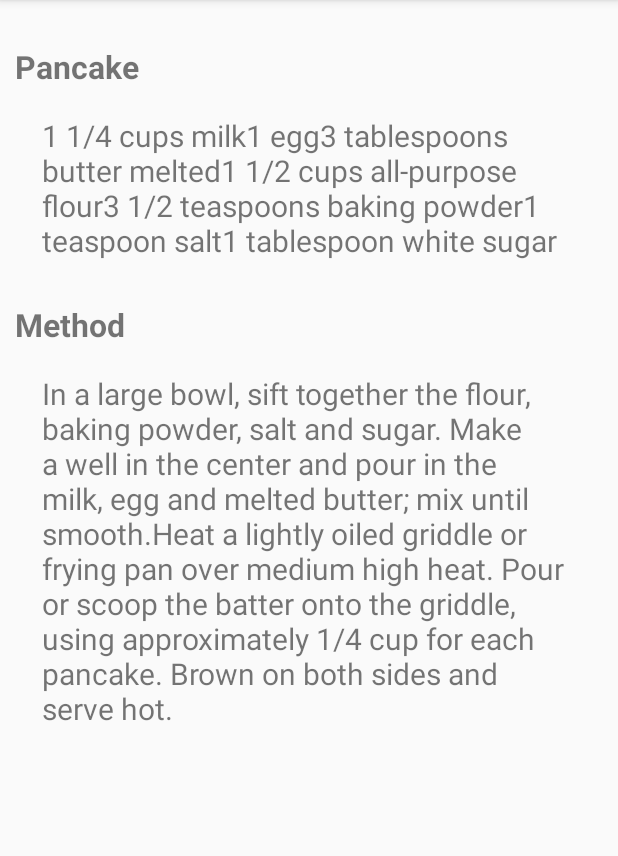
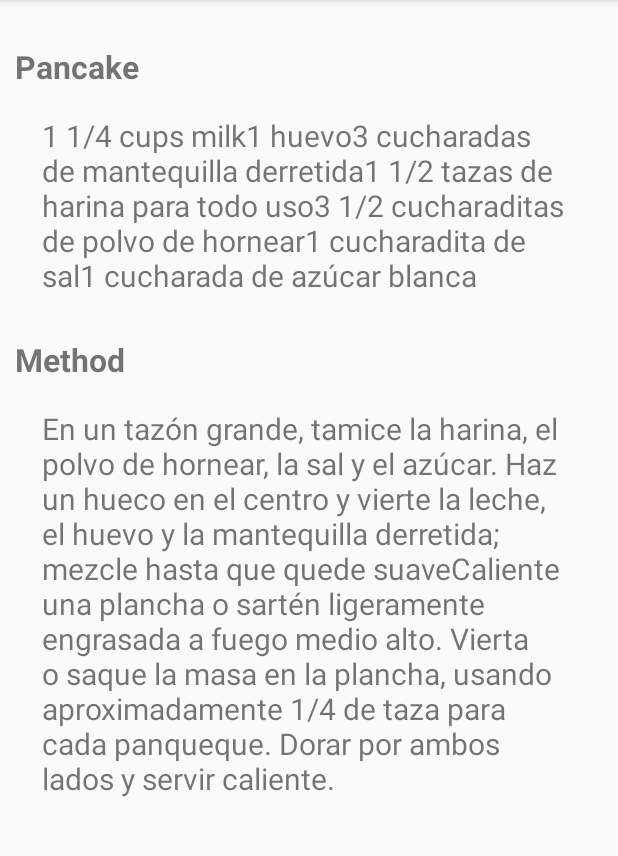
Before and after one commit to AndroidUOCProyect/RecipesApp, an Android app: the screen it shows after launch (RecipeActivity), after a tap on "Pancake", on a phone screen of 412 x 824 dp, the part 84-940 px from its top. Run offline under Robolectric (Android 15) with nearby library versions, the phone set to English and light mode, and no system bars; 2 other taps on this screen came first.

Commit message:
Update Recipe

```diff
--- a/app/src/main/java/com/example/recipe/MainActivity.java
+++ b/app/src/main/java/com/example/recipe/MainActivity.java
@@ -36,58 +36,58 @@ public class MainActivity extends AppCompatActivity {
                 "Chicken Roll es una deliciosa receta del norte de la India hecha con harina para todo uso, pollo salteado, yogur y una variedad de vegetales enrollados en paranthas. En los días que no quieras preparar una comida elaborada, este delicioso plato puede ser un salvador. Los rollos son bastante populares en toda la India y, a menudo, son el refrigerio favorito de la noche. El rollo de huevo, el rollo de kebab Kathi, el rollo de cordero, el rollo de paneer, el rollo de patata e incluso el rollo de pescado se encuentran entre sus muchas variaciones. Esta receta fácil de panecillos está hecha con pollo y tiene el inolvidable aroma de las especias indias. También puede utilizar sus parathas y chapatis sobrantes para hacer esta receta. Si no te gusta usar harina para todo uso o maida, también puedes hacerlo con harina integral. De hecho, se puede hacer incluso con restos de pollo. Lo único que tienes que asegurarte es que utilizas la cantidad adecuada de especias para que no se pierda el sabor. Fácil de empacar y transportar, también puede llevarlo a la oficina o prepararlo para picnics y excursiones de un día. ¡Una receta de rollo que debes probar para todos los amantes del pollo!\n",R.drawable.chicken_roll));
 
         recipes1.add(new Recipes("Donut","1 c. whole milk" +
-                "1/4 c. plus 1 tsp. granulated sugar, divided" +
-                "1 packet (or 2 1/4 tsp.) active dry yeast " +
-                "4 c. all-purpose flour, plus more if needed" +
-                "1/2 tsp. kosher salt" +
-                "6 tbsp. melted butter" +
-                "2 large eggs" +
-                "1/2 tsp. pure vanilla extract" +
-                "Canola or vegetable oil, for frying","Method","\n" +
-                "Grease a large bowl with cooking spray and set aside. In a small, microwave-safe bowl or glass measuring cup, add milk. Microwave until lukewarm, 40 seconds. Add a teaspoon of sugar and stir to dissolve, then sprinkle over yeast and let sit until frothy, about 8 minutes.\n" +
-                "Make glaze: In a large bowl, whisk together milk, powdered sugar, and vanilla until smooth. Set aside.\n" +
-                "Line a large baking sheet with paper towels. In a large dutch oven over medium heat, heat 2'' oil to 350°. Cook doughnuts, in batches, until deeply golden on both sides, about 1 minute per side. Holes will cook even faster!\n" +
-                "Transfer doughnuts to paper towel-lined baking sheet to drain and cool slightly. Dip into glaze, then place onto a cooling rack (or eat immediately!)",R.drawable.donut1));
-        recipes1.add(new Recipes("Dosa","3 cups rice" +
-                "1 cup urad daal (split, skinless black gram)" +
-                "3/4 teaspoon fenugreek seeds" +
-                "Salt (to taste)" +
-                "Vegetable / canola / sunflower cooking oil","Method",
-                "Wash the rice and urad daal well. Add the fenugreek seeds to the mix and fill enough water in the rice-daal bowl to cover them about 2-inch deep. Soak overnight.\n" +
-                "Put some cooking oil in a small bowl and keep ready. You will also need a bowl of ice cold water, a large, flat nonstick pan, 2 sheets of paper towel, a ladle, a spatula, and a basting brush.\n" +
-                "When the upper surface begins to look cooked (it will no longer look soft or runny), flip the dosa. By this time, ideally, the surface that was underneath should be light golden in color. Cook for 1 minute after flipping.\n" +
-                "The dosa is almost done. Fold it in half and allow to cook for 30 seconds more.",R.drawable.dosa1));
+                "1/4 taza más 1 cucharadita azúcar granulada, dividida" +
+                "1 paquete (o 2 1/4 cucharaditas) de levadura seca activa" +
+                "4 c. harina para todo uso, y más si es necesario" +
+                "1/2 cucharadita sal kosher" +
+                "6 cucharada mantequilla derretida" +
+                "2 huevos grandes" +
+                "1/2 cucharadita extracto puro de vainilla" +
+                "Aceite de canola o vegetal, para freír","Method","\n" +
+                "Engrase un tazón grande con aceite en aerosol y reserve. En un tazón pequeño apto para microondas o una taza medidora de vidrio, agregue la leche. Microondas hasta que esté tibio, 40 segundos. Agregue una cucharadita de azúcar y revuelva para disolver, luego espolvoree sobre la levadura y deje reposar hasta que esté espumoso, aproximadamente 8 minutos.\n" +
+                "Hacer glaseado: en un tazón grande, mezcle la leche, el azúcar en polvo y la vainilla hasta que quede suave. Dejar de lado.\n" +
+                "Cubra una bandeja para hornear grande con toallas de papel. En un horno holandés grande a fuego medio, caliente 2'' de aceite a 350°. Cocine las donas, en lotes, hasta que estén profundamente doradas por ambos lados, aproximadamente 1 minuto por lado. ¡Los agujeros se cocinarán aún más rápido!\n" +
+                "Transfiera las donas a una bandeja para hornear forrada con toallas de papel para que se escurran y se enfríen un poco. Sumerja en el glaseado, luego colóquelo en una rejilla para enfriar. (¡o come inmediatamente!)",R.drawable.donut1));
+        recipes1.add(new Recipes("Dosa","3 tazas de arroz" +
+                "1 taza de urad daal (gramo negro partido, sin piel)"+
+                "3/4 cucharadita de semillas de fenogreco" +
+                "Sal (al gusto)" +
+                "Aceite de cocina vegetal / canola / girasol","Method",
+                "Lava bien el arroz y el urad daal. Agregue las semillas de fenogreco a la mezcla y llene suficiente agua en el tazón de arroz daal para cubrirlas aproximadamente 2 pulgadas de profundidad. Remoja durante la noche.\n" +
+                "Ponga un poco de aceite de cocina en un tazón pequeño y manténgalo listo. También necesitará un recipiente con agua helada, una sartén antiadherente grande y plana, 2 hojas de papel toalla, un cucharón, una espátula y una brocha para rociar.\n" +
+                "Cuando la superficie superior comience a verse cocida (ya no se verá blanda ni líquida), voltee la dosa. En este momento, idealmente, la superficie que estaba debajo debería tener un color dorado claro. Cocine por 1 minuto después de voltear.\n" +
+                "La dosa está casi lista. Dóblelo por la mitad y deje cocinar por 30 segundos más.",R.drawable.dosa1));
         recipes1.add(new Recipes("Pancake","1 1/4 cups milk" +
-                "1 egg" +
-                "3 tablespoons butter melted" +
-                "1 1/2 cups all-purpose flour" +
-                "3 1/2 teaspoons baking powder" +
-                "1 teaspoon salt" +
-                "1 tablespoon white sugar","Method",
-                "In a large bowl, sift together the flour, baking powder, salt and sugar. Make a well in the center and pour in the milk, egg and melted butter; mix until smooth." +
-                "Heat a lightly oiled griddle or frying pan over medium high heat. Pour or scoop the batter onto the griddle, using approximately 1/4 cup for each pancake. Brown on both sides and serve hot.",R.drawable.pancakes));
+                "1 huevo" +
+                "3 cucharadas de mantequilla derretida" +
+                "1 1/2 tazas de harina para todo uso" +
+                "3 1/2 cucharaditas de polvo de hornear" +
+                "1 cucharadita de sal" +
+                "1 cucharada de azúcar blanca","Method",
+                "En un tazón grande, tamice la harina, el polvo de hornear, la sal y el azúcar. Haz un hueco en el centro y vierte la leche, el huevo y la mantequilla derretida; mezcle hasta que quede suave" +
+                "Caliente una plancha o sartén ligeramente engrasada a fuego medio alto. Vierta o saque la masa en la plancha, usando aproximadamente 1/4 de taza para cada panqueque. Dorar por ambos lados y servir caliente.",R.drawable.pancakes));
         recipes1.add(new Recipes("Pasta","1 tsp oil" +
-                "1 tsp butter" +
-                "2 clove garlic, finely chopped" +
-                "1 inch ginger, finely chopped" +
-                "½ onion, finely chopped" +
-                "1 cup tomato pulp" +
-                "¼ tsp turmeric / haldi" +
-                "½ tsp kashmiri red chilli powder" +
-                "2 tbsp tomato sauce" +
-                "½ tsp garam masala","Method",
-                "firstly, saute 1 inch ginger and 2 clove garlic in 1 tsp oil and 1 tsp butter." +
-                "further saute ½ onion till they turn soft." +
-                "additionally add 1 cup tomato pulp and saute well." +
-                "keep stirring till the tomato pulp thickens." +
-                "now add ¼ tsp turmeric, ½ tsp chilli powder, ½ tsp garam masala and ½ tsp salt." +
-                "saute till the spices gets cooked completely." +
-                "now add 2 tbsp corn, ¼ capsicum, ¼ carrot, 2 tbsp peas and 7 florets broccoli. saute for a minute." +
-                "add in 3 tbsp water and mix well." +
-                "cover and simmer for 5 minutes." +
-                "now add in 2 tbsp tomato sauce and ½ tsp mixed herbs. mix well." +
-                "add in cooked pasta and mix gently till the sauce gets coated well." +
-                "finally, serve masala pasta indian style hot topped with cheese if required.",R.drawable.pasta1));
+                "1 cucharadita de mantequilla" +
+                "2 diente de ajo, finamente picado" +
+                "1 pulgada de jengibre, finamente picado" +
+                "½ cebolla, finamente picada" +
+                "1 taza de pulpa de tomate" +
+                "¼ cucharadita de cúrcuma / haldi" +
+                "½ cucharadita de polvo de chile rojo de Cachemira" +
+                "2 cucharada de salsa de tomate" +
+                "½ cucharadita de garam masala","Method",
+                "En primer lugar, saltee 1 pulgada de jengibre y 2 dientes de ajo en 1 cucharadita de aceite y 1 cucharadita de mantequilla." +
+                "saltee más ½ cebolla hasta que se ablanden." +
+                "agregue adicionalmente 1 taza de pulpa de tomate y saltee bien." +
+                "siga revolviendo hasta que la pulpa de tomate espese." +
+                "ahora agregue ¼ de cucharadita de cúrcuma, ½ cucharadita de chile en polvo, ½ cucharadita de garam masala y ½ cucharadita de sal." +
+                "saltee hasta que las especias se cocinen por completo." +
+                "ahora agregue 2 cucharadas de maíz, ¼ de pimiento, ¼ de zanahoria, 2 cucharadas de guisantes y 7 floretes de brócoli. saltear por un minuto." +
+                "agregue 3 cucharadas de agua y mezcle bien." +
+                "cubra y cocine a fuego lento durante 5 minutos." +
+                "ahora agregue 2 cucharadas de salsa de tomate y ½ cucharadita de hierbas mixtas. mezclar bien." +
+                "agregue la pasta cocida y mezcle suavemente hasta que la salsa se cubra bien." +
+                "finalmente, sirva pasta masala al estilo indio caliente cubierta con queso si es necesario.",R.drawable.pasta1));
 
 
 
```
